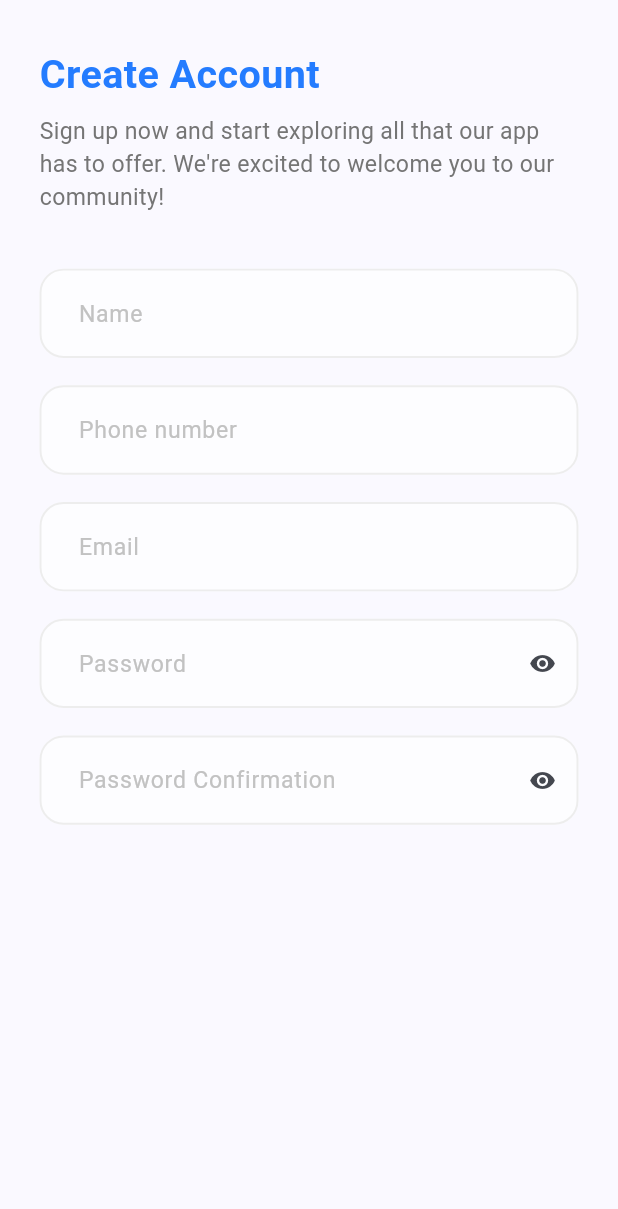
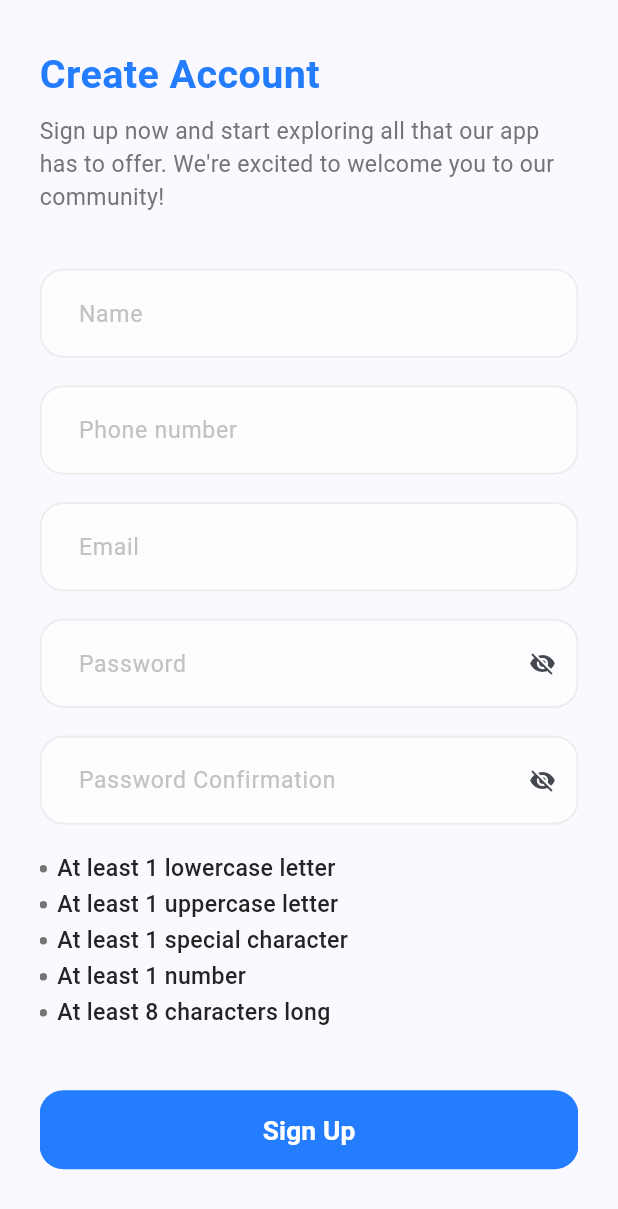
Before and after one commit to Mhamed-Adel/doctory, a Flutter app: the SignUpScreen screen opened by its route, on a phone screen of 412 x 824 dp. Shown: the top 1209 px of the screen. Run offline on Flutter 3.47's test engine with Material 3 defaults, Android fonts, the phone set to English and light mode, and no system bars; our stand-ins replace dio, flutter_bloc, flutter_screenutil, freezed_annotation, gap, get_it and 2 more; missing offline and left inert: svg_flutter; generated files the repository leaves out were written again.

Commit message:
finish sign up screen

```diff
--- a/lib/features/auth/login/presentation/views/login_screen.dart
+++ b/lib/features/auth/login/presentation/views/login_screen.dart
@@ -7,7 +7,7 @@ import 'package:flutter/material.dart';
 import 'package:flutter_bloc/flutter_bloc.dart';
 import 'package:flutter_screenutil/flutter_screenutil.dart';
 import 'package:gap/gap.dart';
-import 'widgets/already_have_account_text.dart';
+import 'widgets/donnot_have_account.dart';
 import 'widgets/email_and_pass.dart';
 import 'widgets/terms_conditions_text.dart';
 
--- a/lib/features/auth/sign_up/presentation/views/sign_up_screen.dart
+++ b/lib/features/auth/sign_up/presentation/views/sign_up_screen.dart
@@ -1,6 +1,10 @@
 import 'package:doctors_app/core/theme/text_styles.dart';
+import 'package:doctors_app/core/widgets/default_button.dart';
+import 'package:doctors_app/features/auth/sign_up/presentation/logic/cubit/sign_up_cubit.dart';
+import 'package:doctors_app/features/auth/sign_up/presentation/views/widgets/already_have_account_text.dart';
 import 'package:doctors_app/features/auth/sign_up/presentation/views/widgets/sign_up_form.dart';
 import 'package:flutter/material.dart';
+import 'package:flutter_bloc/flutter_bloc.dart';
 import 'package:flutter_screenutil/flutter_screenutil.dart';
 import 'package:gap/gap.dart';
 
@@ -9,13 +13,11 @@ class SignUpScreen extends StatelessWidget {
 
   @override
   Widget build(BuildContext context) {
-    return  Scaffold
-    (
-    body:SafeArea(child:
-     Padding (
-      padding:  EdgeInsets.symmetric(horizontal: 24.w, vertical:30.h),
-      child: ListView (
-        children: [
+    return Scaffold(
+      body: SafeArea(
+          child: Padding(
+        padding: EdgeInsets.symmetric(horizontal: 24.w, vertical: 30.h),
+        child: ListView(children: [
           Text(
             'Create Account',
             style: TextStyles.font24BlueBold,
@@ -27,11 +29,17 @@ class SignUpScreen extends StatelessWidget {
           ),
           Gap(36.h),
           const SignUpForm(),
-
-        ]
+          Gap(40.h),
+          DefaultButton(
+            onPressed: () {
+              context.read<SignUpCubit>().validateAndSignup();
+            },
+            text: 'Sign Up',
           ),
-     )
-    ),
+          Gap(16.h),
+          const AlreadyHaveAccount(),
+        ]),
+      )),
     );
   }
 }
--- /dev/null
+++ b/lib/features/auth/sign_up/presentation/views/widgets/pass_validation.dart
@@ -0,0 +1,62 @@
+import 'package:doctors_app/core/theme/app_colors.dart';
+import 'package:doctors_app/core/theme/text_styles.dart';
+import 'package:flutter/material.dart';
+import 'package:flutter_screenutil/flutter_screenutil.dart';
+import 'package:gap/gap.dart';
+
+
+
+class PasswordValidations extends StatelessWidget {
+  final bool hasLowerCase;
+  final bool hasUpperCase;
+  final bool hasSpecialCharacters;
+  final bool hasNumber;
+  final bool hasMinLength;
+  const PasswordValidations({
+    super.key,
+    required this.hasLowerCase,
+    required this.hasUpperCase,
+    required this.hasSpecialCharacters,
+    required this.hasNumber,
+    required this.hasMinLength,
+  });
+
+  @override
+  Widget build(BuildContext context) {
+    return Column(
+      children: [
+        buildValidationRow('At least 1 lowercase letter', hasLowerCase),
+        Gap(2.h),
+        buildValidationRow('At least 1 uppercase letter', hasUpperCase),
+        Gap(2.h),
+        buildValidationRow(
+            'At least 1 special character', hasSpecialCharacters),
+        Gap(2.h),
+        buildValidationRow('At least 1 number', hasNumber),
+        Gap(2.h),
+        buildValidationRow('At least 8 characters long', hasMinLength),
+      ],
+    );
+  }
+
+  Widget buildValidationRow(String text, bool hasValidated) {
+    return Row(
+      children: [
+        const CircleAvatar(
+          radius: 2.5,
+          backgroundColor: AppColors.gray,
+        ),
+        Gap(6.w),
+        Text(
+          text,
+          style: TextStyles.font14DarkBlueMedium.copyWith(
+            decoration: hasValidated ? TextDecoration.lineThrough : null,
+            decorationColor: Colors.green,
+            decorationThickness: 2,
+            color: hasValidated ? AppColors.gray : AppColors.darkBlue,
+          ),
+        )
+      ],
+    );
+  }
+}
--- a/lib/features/auth/sign_up/presentation/views/widgets/sign_up_form.dart
+++ b/lib/features/auth/sign_up/presentation/views/widgets/sign_up_form.dart
@@ -1,6 +1,7 @@
 import 'package:doctors_app/core/helpers/regex.dart';
 import 'package:doctors_app/core/widgets/app_text_form_field.dart';
 import 'package:doctors_app/features/auth/sign_up/presentation/logic/cubit/sign_up_cubit.dart';
+import 'package:doctors_app/features/auth/sign_up/presentation/views/widgets/pass_validation.dart';
 import 'package:flutter/material.dart';
 import 'package:flutter_bloc/flutter_bloc.dart';
 import 'package:flutter_screenutil/flutter_screenutil.dart';
@@ -14,9 +15,9 @@ class SignUpForm extends StatefulWidget {
 }
 
 class _SignUpFormState extends State<SignUpForm> {
-  bool isPasswordObscureText = false;
-  bool isPasswordConfirmationObscureText = false;
-  late TextEditingController passwordController ;
+  bool isPasswordObscureText = true;
+  bool isPasswordConfirmationObscureText = true;
+  late TextEditingController passwordController;
   bool isUppercase = false;
   bool isLowercase = false;
   bool isNumber = false;
@@ -25,18 +26,21 @@ class _SignUpFormState extends State<SignUpForm> {
 
   @override
   void initState() {
-   passwordController =  context.read<SignUpCubit>().passwordController;
+    passwordController = context.read<SignUpCubit>().passwordController;
     validateListener();
     super.initState();
   }
 
-  void validateListener () {
+  void validateListener() {
     passwordController.addListener(() {
+      setState(() {
         isLength = AppRegex.hasMinLength(passwordController.text);
         isUppercase = AppRegex.hasUpperCase(passwordController.text);
         isLowercase = AppRegex.hasLowerCase(passwordController.text);
         isNumber = AppRegex.hasNumber(passwordController.text);
-      isSpecialCharacter = AppRegex.hasSpecialCharacter(passwordController.text);
+        isSpecialCharacter =
+            AppRegex.hasSpecialCharacter(passwordController.text);
+      });
     });
   }
 
@@ -48,9 +52,9 @@ class _SignUpFormState extends State<SignUpForm> {
 
   @override
   Widget build(BuildContext context) {
-    return Column
-    (
-      children: [
+    return Form(
+      key: context.read<SignUpCubit>().formKey,
+      child: Column(children: [
         AppTextFormField(
           hintText: 'Name',
           validator: (value) {
@@ -103,7 +107,7 @@ class _SignUpFormState extends State<SignUpForm> {
             ),
           ),
           validator: (value) {
-              if (value == null || value.isEmpty || !AppRegex.isPasswordValid(value)) {
+            if (value == null || value.isEmpty) {
               return 'Please enter a valid password';
             }
             return null;
@@ -135,7 +139,15 @@ class _SignUpFormState extends State<SignUpForm> {
             return null;
           },
         ),
-      ]
+        Gap(18.h),
+        PasswordValidations(
+          hasLowerCase: isLowercase,
+          hasUpperCase: isUppercase,
+          hasSpecialCharacters: isSpecialCharacter,
+          hasNumber: isNumber,
+          hasMinLength: isLength,
+        ),
+      ]),
     );
   }
 }
```
Also changed, not shown: lib/features/auth/login/presentation/views/widgets/email_and_pass.dart (+8 -7 lines), lib/features/auth/sign_up/presentation/logic/cubit/sign_up_cubit.dart (+12 -7 lines), lib/features/auth/sign_up/presentation/views/widgets/already_have_account_text.dart (added, +23 -0 lines), lib/features/auth/sign_up/presentation/views/widgets/signup_bloc_listener.dart (added, +34 -0 lines), lib/features/auth/login/presentation/views/widgets/donnot_have_account.dart (renamed from lib/features/auth/login/presentation/views/widgets/already_have_account_text.dart), pubspec.lock. Lines whose indentation alone changed are shown as unchanged.
